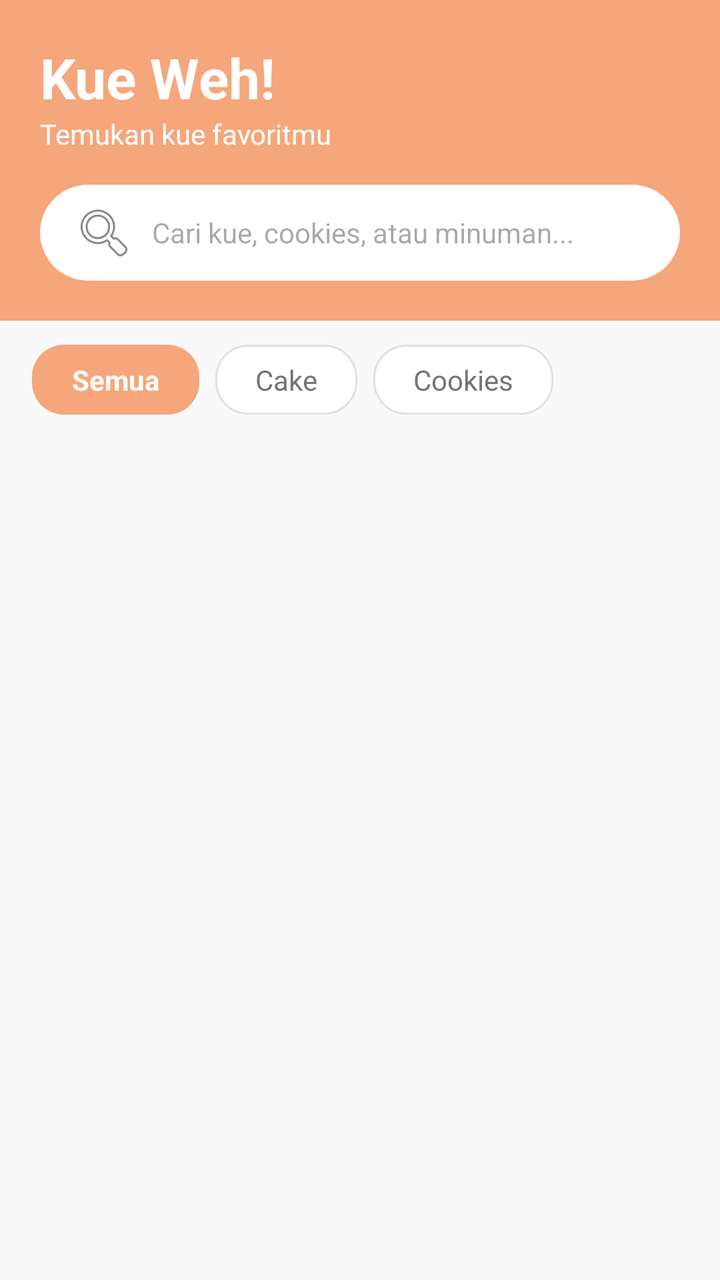
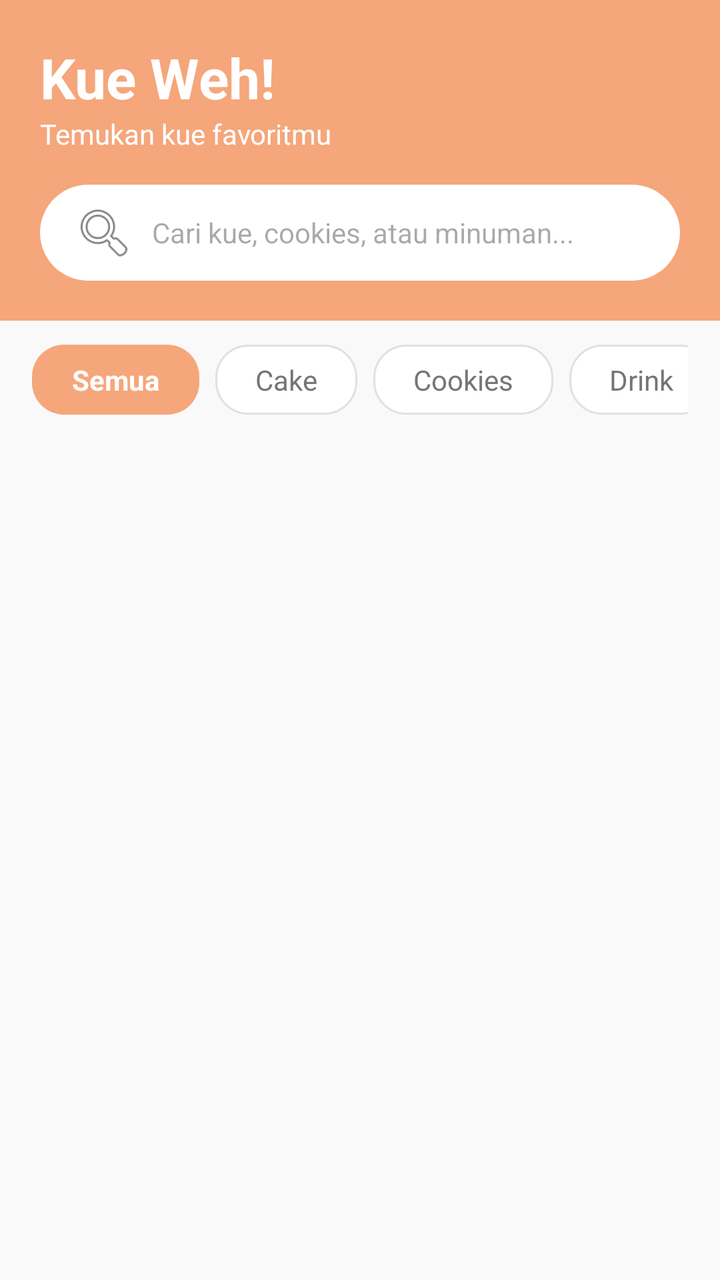

Two renders of the same Android screen: before a commit and after it. Below are the layout's source before the change and the commit's diff.
<!-- AndroidManifest.xml: application theme Theme.KueWeh -->
<!-- res/layout/fragment_home.xml -->
<?xml version="1.0" encoding="utf-8"?>
<LinearLayout xmlns:android="http://schemas.android.com/apk/res/android"
    xmlns:app="http://schemas.android.com/apk/res-auto"
    android:layout_width="match_parent"
    android:layout_height="match_parent"
    android:background="#F9F9F9"
    android:orientation="vertical">

    <LinearLayout
        android:layout_width="match_parent"
        android:layout_height="wrap_content"
        android:background="#F5A67B"
        android:orientation="vertical"
        android:padding="20dp">

        <TextView
            android:layout_width="wrap_content"
            android:layout_height="wrap_content"
            android:text="Kue Weh!"
            android:textColor="#FFFFFF"
            android:textSize="28sp"
            android:textStyle="bold" />

        <TextView
            android:layout_width="wrap_content"
            android:layout_height="wrap_content"
            android:layout_marginBottom="16dp"
            android:text="Temukan kue favoritmu"
            android:textColor="#FFFFFF"
            android:textSize="14sp" />

        <EditText
            android:layout_width="match_parent"
            android:layout_height="48dp"
            android:background="@drawable/bg_search_rounded"
            android:drawableStart="@android:drawable/ic_menu_search"
            android:drawablePadding="8dp"
            android:hint="Cari kue, cookies, atau minuman..."
            android:paddingStart="16dp"
            android:paddingEnd="16dp"
            android:textSize="14sp" />
    </LinearLayout>

    <HorizontalScrollView
        android:layout_width="match_parent"
        android:layout_height="wrap_content"
        android:paddingHorizontal="16dp"
        android:paddingVertical="12dp"
        android:scrollbars="none">

        <LinearLayout
            android:layout_width="wrap_content"
            android:layout_height="wrap_content"
            android:orientation="horizontal">

            <TextView
                android:layout_width="wrap_content"
                android:layout_height="wrap_content"
                android:background="@drawable/bg_chip_active"
                android:paddingHorizontal="20dp"
                android:paddingVertical="8dp"
                android:text="Semua"
                android:textColor="#FFFFFF"
                android:textStyle="bold" />

            <TextView
                android:layout_width="wrap_content"
                android:layout_height="wrap_content"
                android:layout_marginStart="8dp"
                android:background="@drawable/bg_chip_inactive"
                android:paddingHorizontal="20dp"
                android:paddingVertical="8dp"
                android:text="Cake"
                android:textColor="#757575" />

            <TextView
                android:layout_width="wrap_content"
                android:layout_height="wrap_content"
                android:layout_marginStart="8dp"
                android:background="@drawable/bg_chip_inactive"
                android:paddingHorizontal="20dp"
                android:paddingVertical="8dp"
                android:text="Cookies"
                android:textColor="#757575" />
        </LinearLayout>
    </HorizontalScrollView>

    <androidx.recyclerview.widget.RecyclerView
        android:id="@+id/rvKue"
        android:layout_width="match_parent"
        android:layout_height="0dp"
        android:layout_weight="1"
        android:clipToPadding="false"
        android:padding="8dp"
        app:layoutManager="androidx.recyclerview.widget.GridLayoutManager"
        app:spanCount="2" />

</LinearLayout>
<!-- resources referenced by this layout -->
<resources>
  <!-- drawable bg_chip_active (drawable) -->
  <?xml version="1.0" encoding="utf-8"?>
  <shape xmlns:android="http://schemas.android.com/apk/res/android">
      <solid android:color="#F5A67B" /> <corners android:radius="16dp" />
  </shape>
  <!-- drawable bg_chip_inactive (drawable) -->
  <?xml version="1.0" encoding="utf-8"?>
  <shape xmlns:android="http://schemas.android.com/apk/res/android">
      <solid android:color="#FFFFFF" />
      <stroke android:width="1dp" android:color="#E0E0E0" /> <corners android:radius="16dp" />
  </shape>
  <!-- drawable bg_search_rounded (drawable) -->
  <?xml version="1.0" encoding="utf-8"?>
  <shape xmlns:android="http://schemas.android.com/apk/res/android">
      <solid android:color="#FFFFFF" />
      <corners android:radius="24dp" /> </shape>
  <style name="Theme.KueWeh" parent="Base.Theme.KueWeh" />
  <style name="Base.Theme.KueWeh" parent="Theme.Material3.DayNight.NoActionBar">
          
          
      </style>
</resources>

<!-- the commit's change to res/layout/fragment_home.xml (unified diff, before → after) -->
@@ -54,6 +54,7 @@
             android:orientation="horizontal">
 
             <TextView
+                android:id="@+id/tvFilterSemua"
                 android:layout_width="wrap_content"
                 android:layout_height="wrap_content"
                 android:background="@drawable/bg_chip_active"
@@ -64,6 +65,7 @@
                 android:textStyle="bold" />
 
             <TextView
+                android:id="@+id/tvFilterCake"
                 android:layout_width="wrap_content"
                 android:layout_height="wrap_content"
                 android:layout_marginStart="8dp"
@@ -74,6 +76,7 @@
                 android:textColor="#757575" />
 
             <TextView
+                android:id="@+id/tvFilterCookies"
                 android:layout_width="wrap_content"
                 android:layout_height="wrap_content"
                 android:layout_marginStart="8dp"
@@ -81,6 +84,17 @@
                 android:paddingHorizontal="20dp"
                 android:paddingVertical="8dp"
                 android:text="Cookies"
+                android:textColor="#757575" />
+
+            <TextView
+                android:id="@+id/tvFilterDrink"
+                android:layout_width="wrap_content"
+                android:layout_height="wrap_content"
+                android:layout_marginStart="8dp"
+                android:background="@drawable/bg_chip_inactive"
+                android:paddingHorizontal="20dp"
+                android:paddingVertical="8dp"
+                android:text="Drink"
                 android:textColor="#757575" />
         </LinearLayout>
     </HorizontalScrollView>
